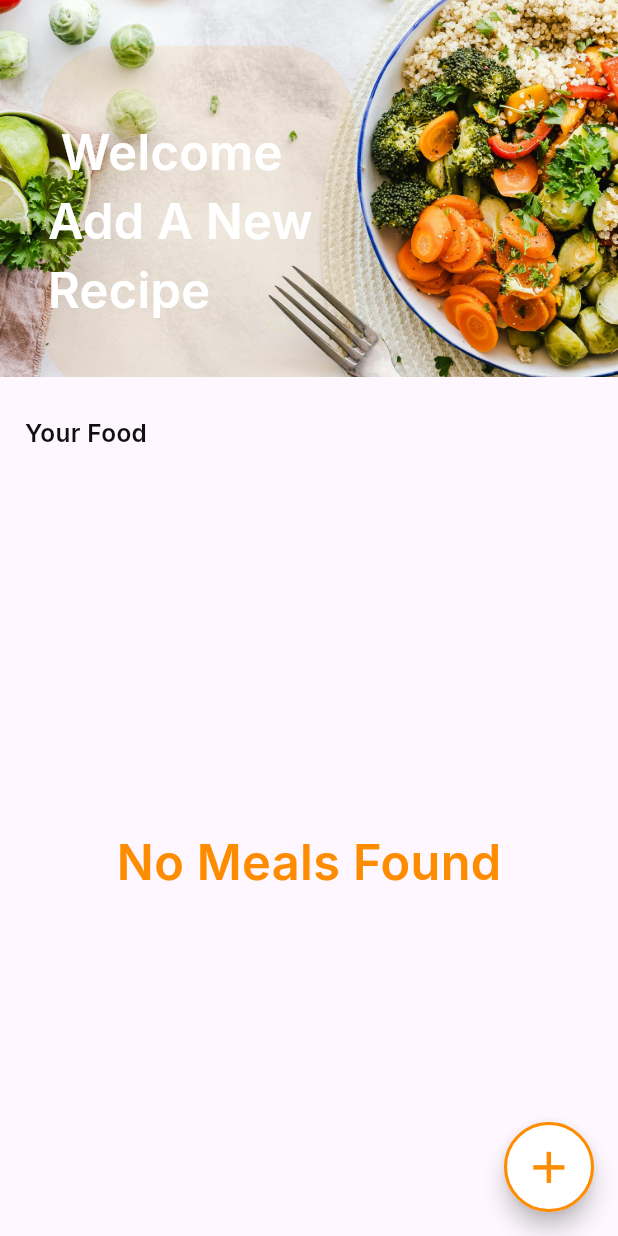
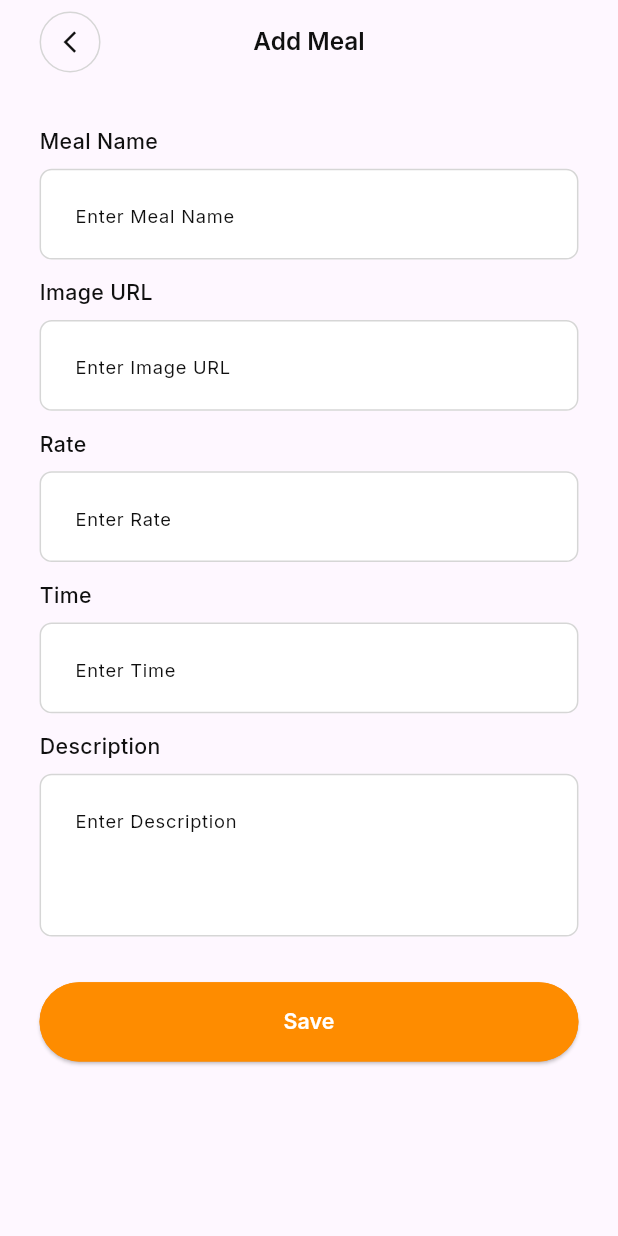
Before and after one commit to Elhaw2003/meals-app, a Flutter app: the HomeScreen screen opened by its route, after a tap on the "add" icon, on a phone screen of 412 x 824 dp. Run offline on Flutter 3.47's test engine with Material 3 defaults, Android fonts, the phone set to English and light mode, and no system bars; our stand-ins replace cached_network_image, carousel_slider, dots_indicator, flutter_screenutil, go_router, google_fonts and 2 more; accounts and stored records are empty.

Commit message:
show meals in home through add meal done

```diff
--- a/lib/core/utilities/app_texts.dart
+++ b/lib/core/utilities/app_texts.dart
@@ -6,8 +6,22 @@ class AppTexts{
   static const String desc2Onboarding = " the best choice for your kitchen\n do not hesitate";
   static const String desc3Onboarding = " All the best restaurants and their top\n menus are ready for you";
   static const String welcomeAddANewRecipe = " Welcome Add A New Recipe";
+  static const String enterMealName = "Enter Meal Name";
+  static const String enterImageUrl = "Enter Image URL";
+  static const String enterRate = "Enter Rate";
+  static const String enterTime = "Enter Time";
+  static const String enterDescription = "Enter Description";
   static const String next = "Next";
   static const String skip = "Skip";
+  static const String please = "Please";
   static const String yourFood = "Your Food";
   static const String noMeals = "No Meals Found";
+  static const String addMeal = "Add Meal";
+  static const String mealName = "Meal Name";
+  static const String imageURL = "Image URL";
+  static const String rate = "Rate";
+  static const String time = "Time";
+  static const String save = "Save";
+  static const String description = "Description";
+  static const String enterValidMealName = "Enter Valid Meal Name";
 }
--- /dev/null
+++ b/lib/core/widgets/custom_arrow_back_widget.dart
@@ -0,0 +1,33 @@
+import 'package:flutter/material.dart';
+import 'package:flutter_screenutil/flutter_screenutil.dart';
+
+import '../utilities/app_colors.dart';
+
+class CustomArrowBackWidget extends StatelessWidget {
+  const CustomArrowBackWidget({super.key, required this.iconColor, required this.borderColor});
+  final Color iconColor;
+  final Color borderColor;
+  @override
+  Widget build(BuildContext context) {
+    return Padding(
+      padding:  EdgeInsets.symmetric(horizontal: 24.w),
+      child: Container(
+        width: 36.sp,
+        height: 36.sp,
+        alignment: Alignment.center,
+        decoration: BoxDecoration(
+          shape: BoxShape.circle,
+          border: Border.all(
+            color: borderColor,
+          ),
+        ),
+        child: IconButton(
+          onPressed: (){
+            Navigator.pop(context);
+          },
+          icon:  Icon(Icons.arrow_back_ios_new,size: 17.sp,color: iconColor,),
+        ),
+      ),
+    );
+  }
+}
--- a/lib/core/widgets/custom_text_field_widget.dart
+++ b/lib/core/widgets/custom_text_field_widget.dart
@@ -5,27 +5,28 @@ import 'package:meals_app/core/utilities/app_styles.dart';
 import '../utilities/app_colors.dart';
 
 class CustomTextFieldWidget extends StatelessWidget {
-  const CustomTextFieldWidget({super.key, required this.hintText,this.obscureText, required this.controller, this.validator});
+  const CustomTextFieldWidget({super.key, required this.hintText, required this.controller, this.validator, this.keyboardType, this.minLines =1, this.maxLines=1});
   final String hintText;
+  final int minLines;
+  final int maxLines;
   final String? Function(String?)? validator;
   final TextEditingController controller;
-  final bool? obscureText;
+  final TextInputType? keyboardType;
   @override
   Widget build(BuildContext context) {
-    return SizedBox(
-      height: 75.h,
-      width: 331.w,
-      child: TextFormField(
+    return TextFormField(
+      minLines: minLines,
+      maxLines: maxLines,
+      keyboardType: keyboardType ?? TextInputType.text,
       validator: validator,
       controller: controller,
-        obscureText: obscureText?? false,
       cursorColor: AppColors.primaryColor,
       decoration: InputDecoration(
         contentPadding: EdgeInsets.symmetric(horizontal: 18.w,vertical: 18.h),
         filled: true,
         fillColor: AppColors.white,
         hintText: hintText,
-          hintStyle: AppTextStyles.greyW400Size14.copyWith(fontWeight: FontWeight.w500),
+        hintStyle: AppTextStyles.greyW400Size14.copyWith(fontSize: 12.sp),
         enabledBorder: OutlineInputBorder(
           borderRadius: BorderRadius.circular(8.r),
           borderSide: const BorderSide(color: AppColors.borderTextFieldColor,width: 1)
@@ -43,7 +44,6 @@ class CustomTextFieldWidget extends StatelessWidget {
             borderSide: const BorderSide(color: AppColors.red,width: 1)
         ),
       ),
-      ),
     );
   }
 }
--- /dev/null
+++ b/lib/core/widgets/loading_widget.dart
@@ -0,0 +1,13 @@
+import 'package:flutter/material.dart';
+import 'package:meals_app/core/utilities/app_colors.dart';
+
+class LoadingWidget extends StatelessWidget {
+  const LoadingWidget({super.key});
+
+  @override
+  Widget build(BuildContext context) {
+    return const Center(
+      child: CircularProgressIndicator(color: AppColors.primaryColor,),
+    );
+  }
+}
--- a/lib/features/add_meal/presentation/view/add_meal_screen.dart
+++ b/lib/features/add_meal/presentation/view/add_meal_screen.dart
@@ -1,10 +1,17 @@
 import 'package:flutter/material.dart';
-
+import 'package:meals_app/features/add_meal/presentation/view/widgets/add_meal_appbar.dart';
+import 'package:meals_app/features/add_meal/presentation/view/widgets/add_meal_body.dart';
 class AddMealScreen extends StatelessWidget {
   const AddMealScreen({super.key});
 
   @override
   Widget build(BuildContext context) {
-    return Scaffold();
+    return Scaffold(
+      appBar: AppBar(
+        automaticallyImplyLeading: false,
+        flexibleSpace: const AddMealAppbar(),
+      ),
+      body: const AddMealBody(),
+    );
   }
 }
--- /dev/null
+++ b/lib/features/add_meal/presentation/view/widgets/add_meal_appbar.dart
@@ -0,0 +1,27 @@
+import 'package:flutter/material.dart';
+import 'package:flutter_screenutil/flutter_screenutil.dart';
+import 'package:meals_app/core/utilities/app_colors.dart';
+import 'package:meals_app/core/widgets/custom_arrow_back_widget.dart';
+
+import '../../../../../core/utilities/app_styles.dart';
+import '../../../../../core/utilities/app_texts.dart';
+
+class AddMealAppbar extends StatelessWidget {
+  const AddMealAppbar({super.key});
+
+  @override
+  Widget build(BuildContext context) {
+    return AppBar(
+      leadingWidth: 85.w,
+      leading:  const CustomArrowBackWidget(
+        borderColor: AppColors.borderTextFieldColor,
+        iconColor: AppColors.black,
+      ),
+      centerTitle: true,
+      title:  Text(
+        AppTexts.addMeal,
+        style: AppTextStyles.blackW600Size16,
+      ),
+    );
+  }
+}
--- /dev/null
+++ b/lib/features/add_meal/presentation/view/widgets/add_meal_body.dart
@@ -0,0 +1,21 @@
+import 'package:flutter/material.dart';
+import 'package:meals_app/core/utilities/app_colors.dart';
+import 'package:meals_app/core/widgets/custom_button_widget.dart';
+import 'package:meals_app/core/widgets/spacing_widget.dart';
+import 'package:meals_app/features/add_meal/presentation/view/widgets/scroll_widget.dart';
+
+import '../../../../../core/utilities/app_texts.dart';
+
+class AddMealBody extends StatefulWidget {
+  const AddMealBody({super.key});
+
+  @override
+  State<AddMealBody> createState() => _AddMealBodyState();
+}
+final GlobalKey<FormState> formKey = GlobalKey<FormState>();
+class _AddMealBodyState extends State<AddMealBody> {
+  @override
+  Widget build(BuildContext context) {
+    return  ScrollWidget();
+  }
+}
--- /dev/null
+++ b/lib/features/add_meal/presentation/view/widgets/scroll_widget.dart
@@ -0,0 +1,142 @@
+import 'package:flutter/material.dart';
+import 'package:flutter_screenutil/flutter_screenutil.dart';
+import 'package:go_router/go_router.dart';
+import 'package:meals_app/core/routes/app_routes.dart';
+import 'package:meals_app/core/widgets/loading_widget.dart';
+import 'package:meals_app/features/add_meal/presentation/view/widgets/title_and_text_field_widget.dart';
+import 'package:meals_app/features/home/data/db_helper/db_helper.dart';
+import 'package:meals_app/features/home/data/models/item_model.dart';
+
+import '../../../../../core/utilities/app_colors.dart';
+import '../../../../../core/utilities/app_texts.dart';
+import '../../../../../core/widgets/custom_button_widget.dart';
+import '../../../../../core/widgets/spacing_widget.dart';
+
+class ScrollWidget extends StatefulWidget {
+  const ScrollWidget({super.key});
+  @override
+  State<ScrollWidget> createState() => _ScrollWidgetState();
+}
+class _ScrollWidgetState extends State<ScrollWidget> {
+  TextEditingController addMealController = TextEditingController();
+  TextEditingController imageUrlController = TextEditingController();
+  TextEditingController rateController = TextEditingController();
+  TextEditingController timeController = TextEditingController();
+  TextEditingController descriptionController = TextEditingController();
+  final GlobalKey<FormState> formKey = GlobalKey<FormState>();
+  bool isLoading = false;
+  DatabaseHelper databaseHelper = DatabaseHelper();
+  @override
+  Widget build(BuildContext context) {
+    return SingleChildScrollView(
+      child: Padding(
+        padding: EdgeInsets.symmetric(horizontal: 24.w),
+        child: Form(
+          key: formKey,
+          child: isLoading ? SizedBox(
+            width: double.infinity,
+              height: MediaQuery.of(context).size.height,
+              child: const LoadingWidget()
+          ): Column(
+            children: [
+              const HeightSpacing(height: 28),
+              TitleAndTextFieldWidget(
+                validator: (value) {
+                  if (value!.isEmpty) {
+                    return "${AppTexts.please}${AppTexts.enterMealName}";
+                  } else if (value.length < 3) {
+                    return "${AppTexts.please}${AppTexts.enterValidMealName}";
+                  } else {
+                    return null;
+                  }
+                },
+                title: AppTexts.mealName,
+                hintText: AppTexts.enterMealName,
+                controller: addMealController,
+              ),
+              const HeightSpacing(height: 12),
+              TitleAndTextFieldWidget(
+                maxLines: 3,
+                validator: (value) {
+                  if (value!.isEmpty) {
+                    return "${AppTexts.please}${AppTexts.enterImageUrl}";
+                  } else {
+                    return null;
+                  }
+                },
+                title: AppTexts.imageURL,
+                hintText: AppTexts.enterImageUrl,
+                controller: imageUrlController,
+              ),
+              const HeightSpacing(height: 12),
+              TitleAndTextFieldWidget(
+                keyboardType: TextInputType.number,
+                validator: (value) {
+                  if (value!.isEmpty) {
+                    return "${AppTexts.please}${AppTexts.enterRate}";
+                  } else {
+                    return null;
+                  }
+                },
+                title: AppTexts.rate,
+                hintText: AppTexts.enterRate,
+                controller: rateController,
+              ),
+              const HeightSpacing(height: 12),
+              TitleAndTextFieldWidget(
+                validator: (value) {
+                  if (value!.isEmpty) {
+                    return "${AppTexts.please}${AppTexts.enterTime}";
+                  } else {
+                    return null;
+                  }
+                },
+                title: AppTexts.time,
+                hintText: AppTexts.enterTime,
+                controller: timeController,
+              ),
+              const HeightSpacing(height: 12),
+              TitleAndTextFieldWidget(
+                maxLines: 6,
+                minLines: 3,
+                validator: (value) {
+                  if (value!.isEmpty) {
+                    return "${AppTexts.please}${AppTexts.enterDescription}";
+                  } else {
+                    return null;
+                  }
+                },
+                title: AppTexts.description,
+                hintText: AppTexts.enterDescription,
+                controller: descriptionController,
+              ),
+              const HeightSpacing(height: 30),
+              CustomButtonWidget(
+                  onPressed: () {
+                    if (formKey.currentState!.validate()) {
+                      setState(() {
+                        isLoading = true;
+                      });
+                      Meal meal = Meal(
+                          name: addMealController.text.trim(),
+                          imageUrl: imageUrlController.text.trim(),
+                          description: descriptionController.text.trim(),
+                          rate: double.parse(rateController.text.trim()),
+                          time: timeController.text.trim());
+                    databaseHelper.insertMeal(meal).then((value){
+                      GoRouter.of(context).pushReplacementNamed(AppRoutes.homeScreen);
+                      });
+                    }
+                  },
+                  title: AppTexts.save,
+                  titleColor: AppColors.white,
+                  buttonColor: AppColors.primaryColor,
+                  borderColor: AppColors.primaryColor),
+              const HeightSpacing(height: 30),
+            ],
+          ),
+        ),
+      ),
+    );
+  }
+}
--- /dev/null
+++ b/lib/features/add_meal/presentation/view/widgets/title_and_text_field_widget.dart
@@ -0,0 +1,38 @@
+import 'package:flutter/material.dart';
+import 'package:flutter_screenutil/flutter_screenutil.dart';
+
+import '../../../../../core/utilities/app_styles.dart';
+import '../../../../../core/widgets/custom_text_field_widget.dart';
+import '../../../../../core/widgets/spacing_widget.dart';
+
+class TitleAndTextFieldWidget extends StatelessWidget {
+  const TitleAndTextFieldWidget({super.key, required this.title, required this.controller, required this.hintText, this.validator, this.keyboardType, this.minLines =1, this.maxLines =1});
+  final String title;
+  final String hintText;
+  final int minLines;
+  final int maxLines;
+  final TextEditingController controller;
+  final String? Function(String?)? validator;
+  final TextInputType? keyboardType;
+  @override
+  Widget build(BuildContext context) {
+    return Column(
+      crossAxisAlignment: CrossAxisAlignment.start,
+      children: [
+         Text(
+           title,
+           style: AppTextStyles.blackW600Size16.copyWith(fontSize: 14.sp,fontWeight: FontWeight.w500),
+         ),
+        const HeightSpacing(height: 8),
+        CustomTextFieldWidget(
+          hintText: hintText,
+          controller: controller,
+          validator: validator,  // Ensure validator is passed
+          keyboardType: keyboardType,  // Ensure keyboardType is passed
+          minLines: minLines,  // Pass minLines
+          maxLines: maxLines,
+        )
+      ],
+    );
+  }
+}
--- a/lib/features/home/presentation/view/home_screen.dart
+++ b/lib/features/home/presentation/view/home_screen.dart
@@ -9,7 +9,9 @@ class HomeScreen extends StatelessWidget {
   Widget build(BuildContext context) {
     return   const Scaffold(
       body: HomeBody(),
-      floatingActionButton: FloatingActionWidget(),
+      floatingActionButton:
+      FloatingActionWidget(
+      ),
     );
   }
 }
--- a/lib/features/home/presentation/view/widgets/floating_action_widget.dart
+++ b/lib/features/home/presentation/view/widgets/floating_action_widget.dart
@@ -1,6 +1,7 @@
 import 'package:flutter/material.dart';
 import 'package:flutter_screenutil/flutter_screenutil.dart';
-
+import 'package:go_router/go_router.dart';
+import '../../../../../core/routes/app_routes.dart';
 import '../../../../../core/utilities/app_colors.dart';
 
 class FloatingActionWidget extends StatelessWidget {
@@ -19,7 +20,9 @@ class FloatingActionWidget extends StatelessWidget {
           backgroundColor: AppColors.white,
           foregroundColor: AppColors.primaryColor,
           child: Icon(Icons.add,size: 35.sp,),
-          onPressed: (){}
+          onPressed: (){
+            GoRouter.of(context).pushNamed(AppRoutes.addMealScreen);
+          }
       ),
     );
   }
--- a/lib/features/home/presentation/view/widgets/home_body.dart
+++ b/lib/features/home/presentation/view/widgets/home_body.dart
@@ -1,6 +1,7 @@
 import 'package:flutter/material.dart';
 import 'package:flutter_screenutil/flutter_screenutil.dart';
 import 'package:meals_app/core/utilities/app_styles.dart';
+import 'package:meals_app/core/widgets/loading_widget.dart';
 import 'package:meals_app/features/home/data/models/item_model.dart';
 import 'package:meals_app/features/home/presentation/view/widgets/grid_view_widget.dart';
 import 'package:meals_app/features/home/presentation/view/widgets/your_food_widget.dart';
@@ -29,7 +30,7 @@ class HomeBody extends StatelessWidget {
               future:dataBaseHelper.getMeals() ,
               builder: (context, snapshot) {
                 if(snapshot.connectionState == ConnectionState.waiting){
-                  return const Center(child: CircularProgressIndicator());
+                  return const LoadingWidget();
                 }else if (snapshot.hasData){
                   if(snapshot.data!.isEmpty){
                     return  Center(child: Text(AppTexts.noMeals,style: AppTextStyles.onboardingTextStyle.copyWith(color: AppColors.primaryColor),));
--- a/lib/features/home/presentation/view/widgets/item_widget.dart
+++ b/lib/features/home/presentation/view/widgets/item_widget.dart
@@ -1,6 +1,7 @@
 import 'package:cached_network_image/cached_network_image.dart';
 import 'package:flutter/material.dart';
 import 'package:flutter_screenutil/flutter_screenutil.dart';
+import 'package:meals_app/core/widgets/loading_widget.dart';
 import 'package:meals_app/features/home/data/models/item_model.dart';
 import '../../../../../core/utilities/app_colors.dart';
 import '../../../../../core/utilities/app_styles.dart';
@@ -20,7 +21,7 @@ class ItemWidget extends StatelessWidget {
             height: 106.h,
             width: 137.w,
             imageUrl: meal.imageUrl,
-            placeholder: (context, url) => const Center(child: CircularProgressIndicator()),
+            placeholder: (context, url) => const LoadingWidget(),
             errorWidget: (context, url, error) => const Icon(Icons.error,color: AppColors.red,),
           ),
         ),
```
Lines whose indentation alone changed are shown as unchanged.
